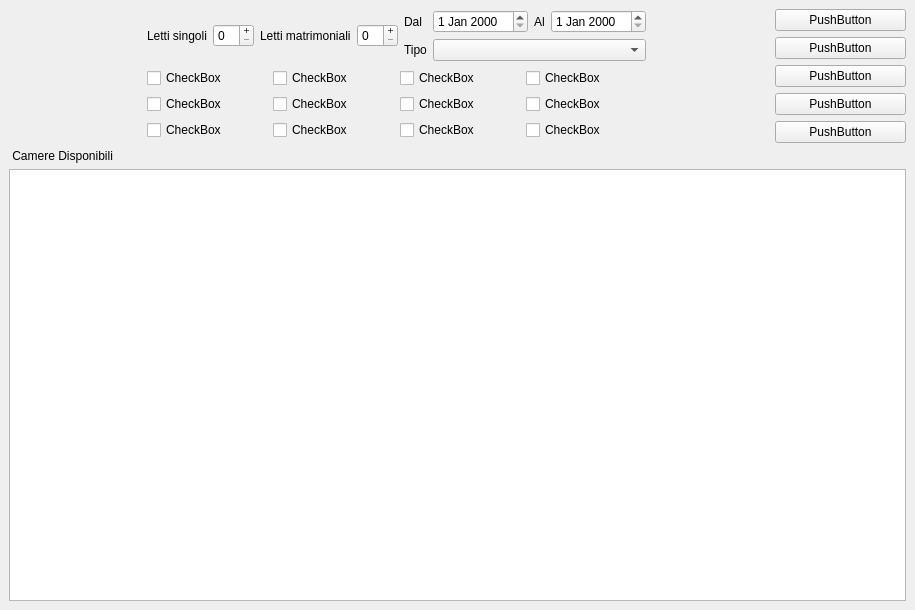
The window that ui/ricerca_camere_disponibili.ui (Raccispini/Progetto-Hotel) describes before a commit, drawn with Qt 5.
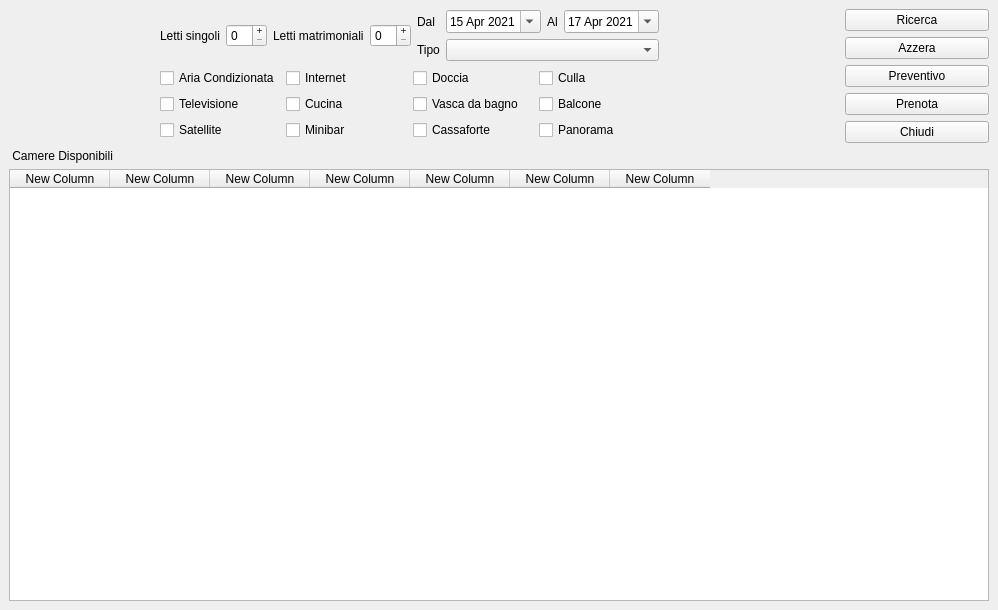
The same window after the commit. Icons and pictures are not drawn.

Commit message: ricercacamere upgrade

```diff
--- a/ui/ricerca_camere_disponibili.ui
+++ b/ui/ricerca_camere_disponibili.ui
@@ -6,13 +6,16 @@
    <rect>
     <x>0</x>
     <y>0</y>
-    <width>915</width>
+    <width>998</width>
     <height>610</height>
    </rect>
   </property>
   <property name="windowTitle">
    <string>MainWindow</string>
   </property>
+  <property name="styleSheet">
+   <string notr="true">font: 10pt &quot;Arial&quot;;</string>
+  </property>
   <widget class="QWidget" name="centralwidget">
    <layout class="QVBoxLayout" name="verticalLayout">
     <item>
@@ -40,7 +43,18 @@
           <item row="0" column="4">
            <layout class="QGridLayout" name="gridLayout_7">
             <item row="0" column="1">
-             <widget class="QDateEdit" name="dateEdit"/>
+             <widget class="QDateEdit" name="date_dal">
+              <property name="calendarPopup">
+               <bool>true</bool>
+              </property>
+              <property name="date">
+               <date>
+                <year>2021</year>
+                <month>4</month>
+                <day>15</day>
+               </date>
+              </property>
+             </widget>
             </item>
             <item row="0" column="2">
              <widget class="QLabel" name="label_7">
@@ -64,7 +78,18 @@
              </widget>
             </item>
             <item row="0" column="3">
-             <widget class="QDateEdit" name="dateEdit_2"/>
+             <widget class="QDateEdit" name="date_al">
+              <property name="calendarPopup">
+               <bool>true</bool>
+              </property>
+              <property name="date">
+               <date>
+                <year>2021</year>
+                <month>4</month>
+                <day>17</day>
+               </date>
+              </property>
+             </widget>
             </item>
             <item row="2" column="1" colspan="3">
              <widget class="QComboBox" name="comboBox"/>
@@ -106,84 +131,84 @@
           <item row="0" column="1">
            <widget class="QCheckBox" name="checkBox_5">
             <property name="text">
-             <string>CheckBox</string>
+             <string>Internet</string>
             </property>
            </widget>
           </item>
           <item row="1" column="0">
            <widget class="QCheckBox" name="checkBox_2">
             <property name="text">
-             <string>CheckBox</string>
+             <string>Televisione</string>
             </property>
            </widget>
           </item>
           <item row="2" column="2">
            <widget class="QCheckBox" name="checkBox_9">
             <property name="text">
-             <string>CheckBox</string>
+             <string>Cassaforte</string>
             </property>
            </widget>
           </item>
           <item row="2" column="0">
            <widget class="QCheckBox" name="checkBox">
             <property name="text">
-             <string>CheckBox</string>
+             <string>Satellite</string>
             </property>
            </widget>
           </item>
           <item row="0" column="2">
            <widget class="QCheckBox" name="checkBox_7">
             <property name="text">
-             <string>CheckBox</string>
+             <string>Doccia</string>
             </property>
            </widget>
           </item>
           <item row="0" column="0">
            <widget class="QCheckBox" name="checkBox_6">
             <property name="text">
-             <string>CheckBox</string>
+             <string>Aria Condizionata</string>
             </property>
            </widget>
           </item>
           <item row="2" column="1">
            <widget class="QCheckBox" name="checkBox_4">
             <property name="text">
-             <string>CheckBox</string>
+             <string>Minibar</string>
             </property>
            </widget>
           </item>
           <item row="1" column="1">
            <widget class="QCheckBox" name="checkBox_3">
             <property name="text">
-             <string>CheckBox</string>
+             <string>Cucina</string>
             </property>
            </widget>
           </item>
           <item row="1" column="2">
            <widget class="QCheckBox" name="checkBox_8">
             <property name="text">
-             <string>CheckBox</string>
+             <string>Vasca da bagno</string>
             </property>
            </widget>
           </item>
           <item row="0" column="3">
            <widget class="QCheckBox" name="checkBox_10">
             <property name="text">
-             <string>CheckBox</string>
+             <string>Culla</string>
             </property>
            </widget>
           </item>
           <item row="1" column="3">
            <widget class="QCheckBox" name="checkBox_11">
             <property name="text">
-             <string>CheckBox</string>
+             <string>Balcone</string>
             </property>
            </widget>
           </item>
           <item row="2" column="3">
            <widget class="QCheckBox" name="checkBox_12">
             <property name="text">
-             <string>CheckBox</string>
+             <string>Panorama</string>
             </property>
            </widget>
           </item>
@@ -201,7 +226,7 @@
         </property>
         <property name="sizeHint" stdset="0">
          <size>
-          <width>123</width>
+          <width>180</width>
           <height>20</height>
          </size>
         </property>
@@ -212,35 +237,35 @@
         <item>
          <widget class="QPushButton" name="pushButton_5">
           <property name="text">
-           <string>PushButton</string>
+           <string>Ricerca</string>
           </property>
          </widget>
         </item>
         <item>
          <widget class="QPushButton" name="pushButton_2">
           <property name="text">
-           <string>PushButton</string>
+           <string>Azzera</string>
           </property>
          </widget>
         </item>
         <item>
          <widget class="QPushButton" name="pushButton_7">
           <property name="text">
-           <string>PushButton</string>
+           <string>Preventivo</string>
           </property>
          </widget>
         </item>
         <item>
          <widget class="QPushButton" name="pushButton_8">
           <property name="text">
-           <string>PushButton</string>
+           <string>Prenota</string>
           </property>
          </widget>
         </item>
         <item>
          <widget class="QPushButton" name="pushButton">
           <property name="text">
-           <string>PushButton</string>
+           <string>Chiudi</string>
           </property>
          </widget>
         </item>
@@ -258,7 +283,43 @@
        </widget>
       </item>
       <item>
-       <widget class="QTableWidget" name="tableWidget"/>
+       <widget class="QTableWidget" name="tabellaCamere">
+        <column>
+         <property name="text">
+          <string>New Column</string>
+         </property>
+        </column>
+        <column>
+         <property name="text">
+          <string>New Column</string>
+         </property>
+        </column>
+        <column>
+         <property name="text">
+          <string>New Column</string>
+         </property>
+        </column>
+        <column>
+         <property name="text">
+          <string>New Column</string>
+         </property>
+        </column>
+        <column>
+         <property name="text">
+          <string>New Column</string>
+         </property>
+        </column>
+        <column>
+         <property name="text">
+          <string>New Column</string>
+         </property>
+        </column>
+        <column>
+         <property name="text">
+          <string>New Column</string>
+         </property>
+        </column>
+       </widget>
       </item>
      </layout>
     </item>
```
Left out of the diff: 44 changed lines with no effect on the pictures.
